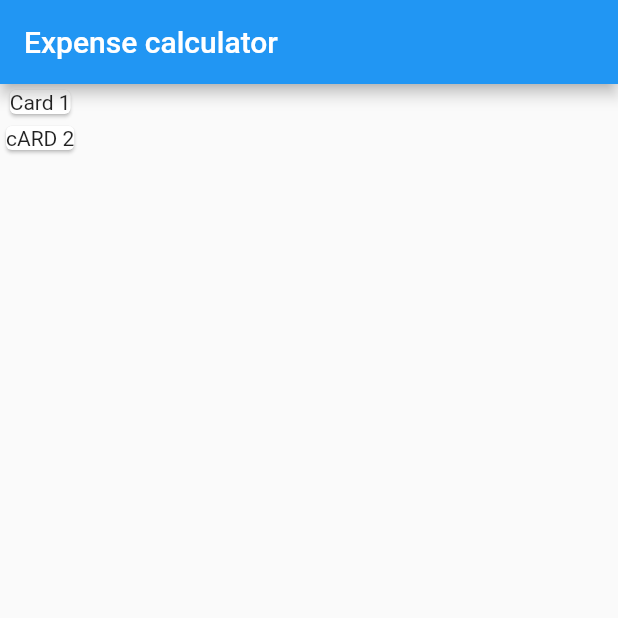
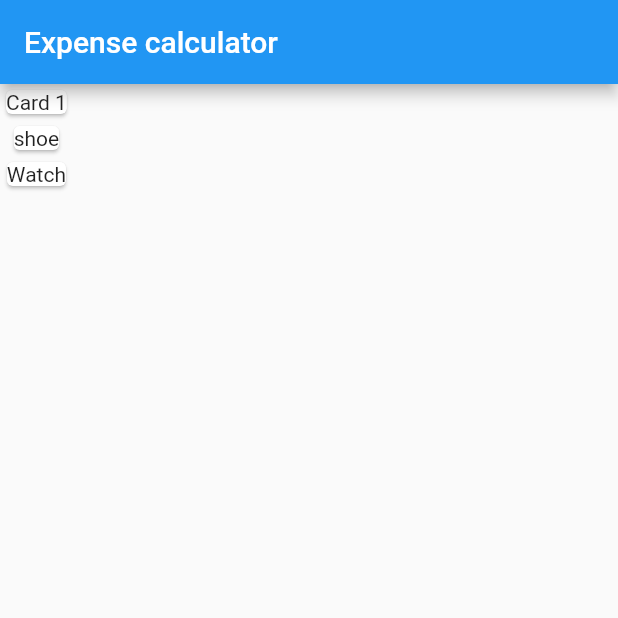
Before and after one commit to madhank93/flutter_personal_expense_app, a Flutter app: the screen it shows after launch, on a phone screen of 412 x 824 dp, the top half of it. Run offline on Flutter 3.47's test engine with Material 2 defaults, Android fonts, the phone set to English and light mode, and no system bars.

Commit message:
Hooking Transcation object (DOJO) to widgets

```diff
--- a/lib/main.dart
+++ b/lib/main.dart
@@ -1,9 +1,14 @@
 import 'package:flutter/material.dart';
+import 'package:flutter_personal_expense_app/transcation.dart';
 
 void main() => runApp(PersonalExpense());
 
 class PersonalExpense extends StatelessWidget {
-
+  final List<Transcation> transactions = [
+    Transcation(id: '001', title: 'shoe', amount: 102.50, date: DateTime.now()),
+    Transcation(
+        id: '002', title: 'Watch', amount: 5075.50, date: DateTime.now())
+  ];
 
   @override
   Widget build(BuildContext context) {
@@ -19,9 +24,12 @@ class PersonalExpense extends StatelessWidget {
                 child: Text('Card 1'),
               ),
             ),
-        Card(
-          child: Text('cARD 2'),
-        ),
+            Column(
+                children: transactions.map((transact) {
+              return Card(
+                child: Text(transact.title),
+              );
+            }).toList()),
           ],
         ),
       ),
--- a/lib/transcation.dart
+++ b/lib/transcation.dart
@@ -3,7 +3,7 @@ import 'package:flutter/foundation.dart';
 class Transcation {
   final String id;
   final String title;
-  final String amount;
+  final double amount;
   final DateTime date;
 
   Transcation(
```
